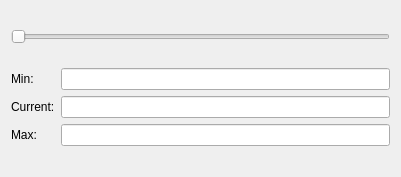
Before: the Qt Designer form src/ParamItem.ui in MilosSubotic/ImageDSP, drawn with Qt 5.
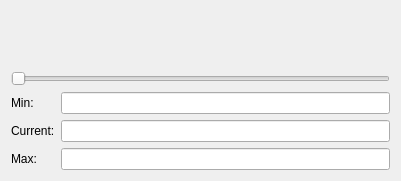
After: the same form once the commit is applied.

Commit message: Added name filed for param.

```diff
--- a/src/ParamItem.ui
+++ b/src/ParamItem.ui
@@ -7,7 +7,7 @@
     <x>0</x>
     <y>0</y>
     <width>401</width>
-    <height>177</height>
+    <height>181</height>
    </rect>
   </property>
   <property name="sizePolicy">
@@ -20,6 +20,13 @@
    <string>Form</string>
   </property>
   <layout class="QVBoxLayout" name="verticalLayout">
+   <item>
+    <widget class="QLabel" name="paramName">
+     <property name="text">
+      <string/>
+     </property>
+    </widget>
+   </item>
    <item>
     <widget class="QSlider" name="paramSlider">
      <property name="orientation">
```
The commit also changes 5 other files.
